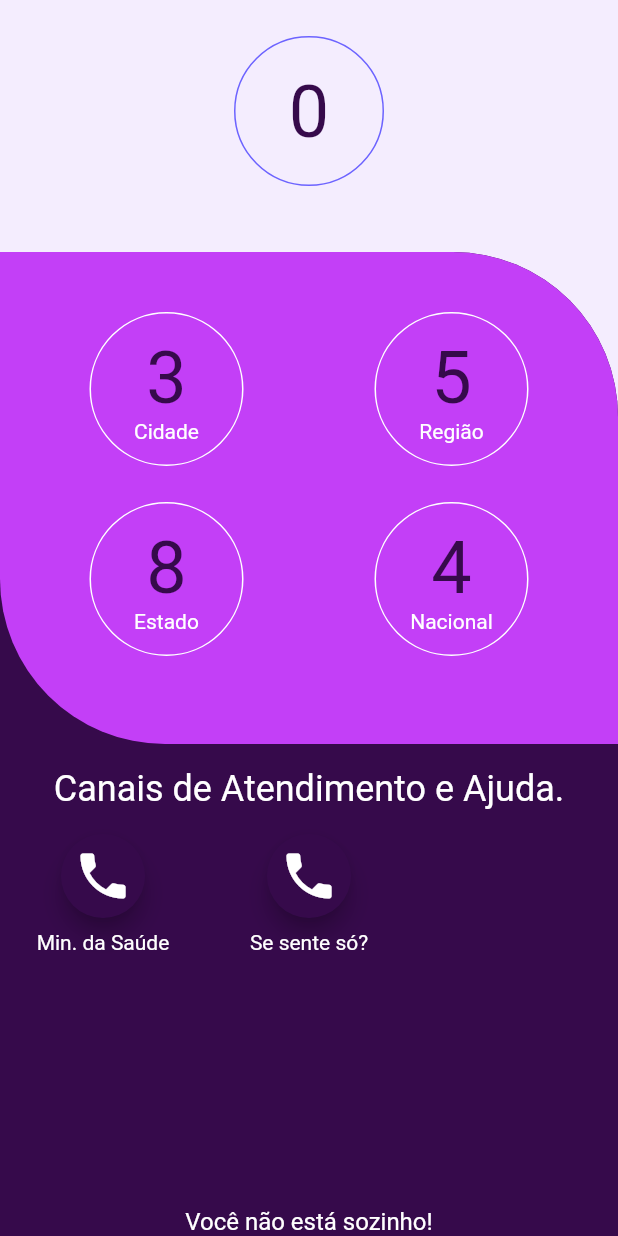
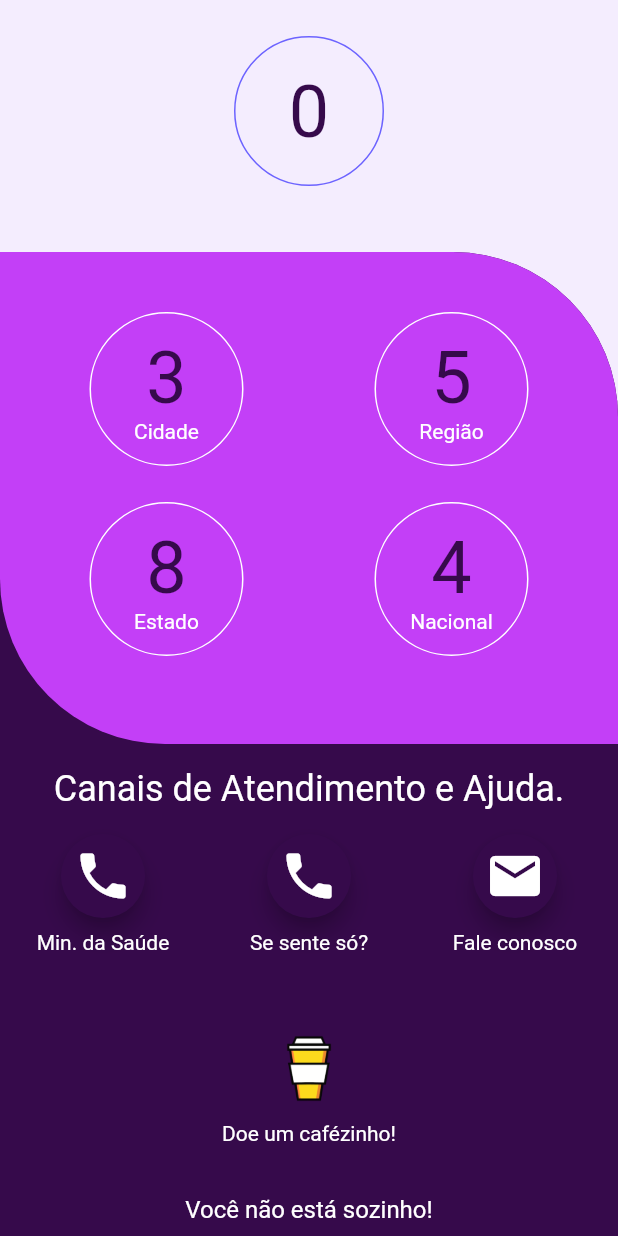
Before and after one commit to kauemurakami/profectus, a Flutter app: the HomePage screen opened directly with empty values, on a phone screen of 412 x 824 dp. Run offline on Flutter 3.47's test engine with Material 2 defaults, Android fonts, the phone set to English and light mode, and no system bars; drawn by our look-alikes of loader_overlay; our stand-ins replace cloud_firestore, firebase_auth, flip_card, flutter_spinkit, get, liquid_swipe; accounts and stored records are empty.

Commit message:
finalizando home

```diff
--- a/lib/app/modules/home/home_controller.dart
+++ b/lib/app/modules/home/home_controller.dart
@@ -10,4 +10,7 @@ class HomeController extends GetxController {
   final UserModel user = Get.arguments;
 
   telefoneMin() => print('te');
+  telefoneCVV() => print('cvv');
+  telefoneFaleConosco() => print('fale conosco');
+  mail() => print('email');
 }
--- a/lib/app/modules/home/home_page.dart
+++ b/lib/app/modules/home/home_page.dart
@@ -92,14 +92,61 @@ class HomePage extends GetView<HomeController> {
                             childAspectRatio: 3 / 3,
                             crossAxisCount: 3,
                             children: [
-                              CustomIconButton(icon:Icons.phone, callback: ()=> controller.telefoneMin(), message: 'Min. da Saúde'),
-                              CustomIconButton(icon:Icons.phone, callback: ()=> controller.telefoneMin(), message: 'Se sente só?'),
+                              CustomIconButton(
+                                icon: Icons.phone,
+                                callback: () => controller.telefoneMin(),
+                                message: 'Min. da Saúde',
+                                tag: 'min',
+                              ),
+                              CustomIconButton(
+                                  icon: Icons.phone,
+                                  callback: () => controller.telefoneCVV(),
+                                  message: 'Se sente só?',
+                                  tag: 'cvv'),
+                              CustomIconButton(
+                                  icon: Icons.mail,
+                                  callback: () =>
+                                      controller.telefoneFaleConosco(),
+                                  message: 'Fale conosco',
+                                  tag: 'fc'),
+                                    Container(
+                          height: 50,
+                          width: 40,
+                          decoration: BoxDecoration(
+                            borderRadius: BorderRadius.circular(10),
+                          ),
+                        ),
+
+                           Column(
+                              crossAxisAlignment: CrossAxisAlignment.center,
+                              children: [
+                                Row(
+                                  mainAxisAlignment: MainAxisAlignment.center,
+                                  children: [
+                                    Image.asset(
+                                      'assets/images/coffe.png',
+                                      width: 60,
+                                      height: 70,
+                                    ),
+                                  ],
+                                ),
+                                Text(
+                                  'Doe um cafézinho!',
+                                  style: TextStyle(color: Colors.white),
+                                )
+                              ],
+                            ),
+
                             ],
                           ),
                         ),
-                        Text('Você não está sozinho!',
-                            style:
-                                TextStyle(color: Colors.white, fontSize: 16.0)),
+
+                        Padding(
+                          padding: const EdgeInsets.only(bottom: 8.0),
+                          child: Text('Você não está sozinho!',
+                              style:
+                                  TextStyle(color: Colors.white, fontSize: 16.0)),
+                        ),
                       ],
                     ),
                   ),
--- a/lib/app/modules/home/widgets/custom_icon_button_widget.dart
+++ b/lib/app/modules/home/widgets/custom_icon_button_widget.dart
@@ -5,8 +5,9 @@ class CustomIconButton extends Container {
   final VoidCallback callback;
   final IconData icon;
   final String message;
+  final String tag;
 
-  CustomIconButton({this.callback, this.icon, this.message});
+  CustomIconButton({this.callback, this.icon, this.message, this.tag});
 
   @override
   Widget build(BuildContext context) {
@@ -16,7 +17,7 @@ class CustomIconButton extends Container {
       height: 30,
       child: Column(
         children: [
-          FloatingActionButton(shape: CircleBorder(),
+          FloatingActionButton(shape: CircleBorder(),heroTag: this.tag,
             backgroundColor: Color(0xff360A4B),
             child: Icon(
               this.icon,
--- a/pubspec.yaml
+++ b/pubspec.yaml
@@ -45,7 +45,7 @@ flutter:
     - assets/images/time.png
     - assets/images/login.png
     - assets/images/end.png
-    - assets/images/save_data.png
+    - assets/images/coffe.png
 
 
 
```
Also changed, not shown: assets/images/coffe.png (added), assets/images/save_data.png (deleted).
